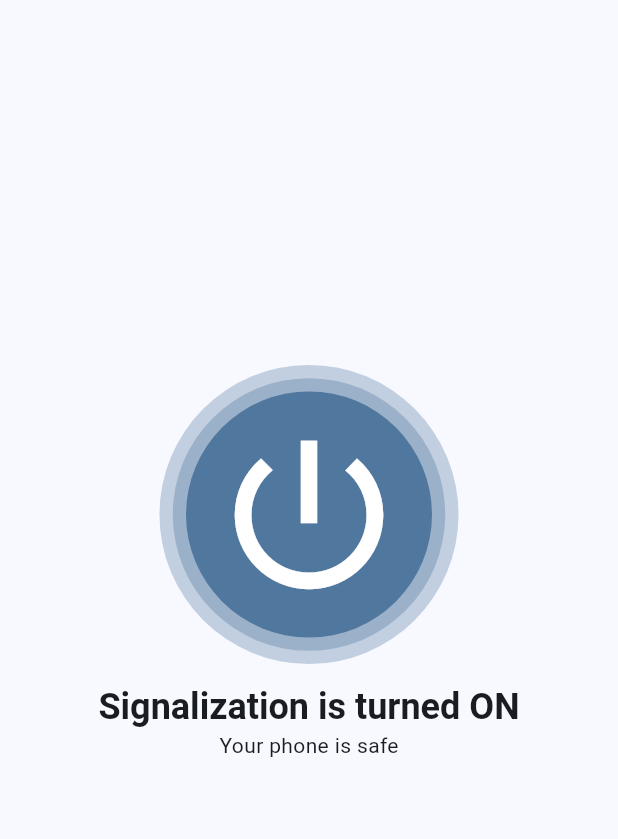
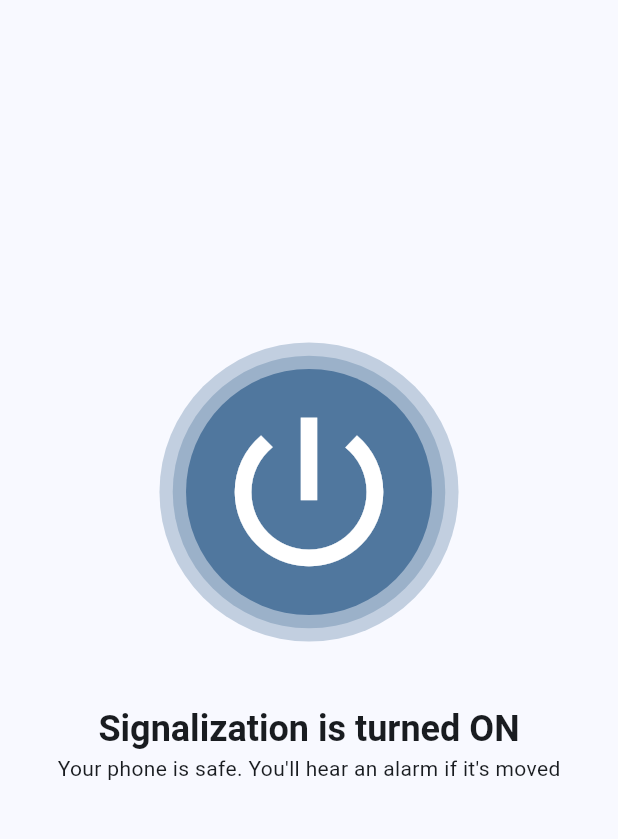
Before and after one commit to vovaklh/SavePhone, a Flutter app: the screen it shows after launch, after a tap on the "power settings new" icon, on a phone screen of 412 x 824 dp, the part 84-923 px from its top. Run offline on Flutter 3.47's test engine with Material 2 defaults, Android fonts, the phone set to English and light mode, and no system bars.

Commit message:
improved text hints

```diff
--- a/lib/pages/home_page.dart
+++ b/lib/pages/home_page.dart
@@ -30,16 +30,17 @@ class _HomePageState extends State<HomePage> {
               mainAxisAlignment: MainAxisAlignment.center,
               children: [
                 const LiquidButton(),
-                const SizedBox(height: 30),
+                const SizedBox(height: 60),
                 Text('Signalization is turned ${provider.isOn ? 'ON' : 'OFF'}',
                     style: Theme.of(context)
                         .textTheme
                         .headlineSmall
                         ?.copyWith(fontWeight: FontWeight.bold)),
                 provider.isOn
-                    ? Text("Your phone is safe",
+                    ? Text(
+                        "Your phone is safe. You'll hear an alarm if it's moved",
                         style: Theme.of(context).textTheme.bodyMedium)
-                    : Text('Tap to turn it on',
+                    : Text('Tap to prevent theft',
                         style: Theme.of(context).textTheme.bodyMedium),
               ],
             ),
```
